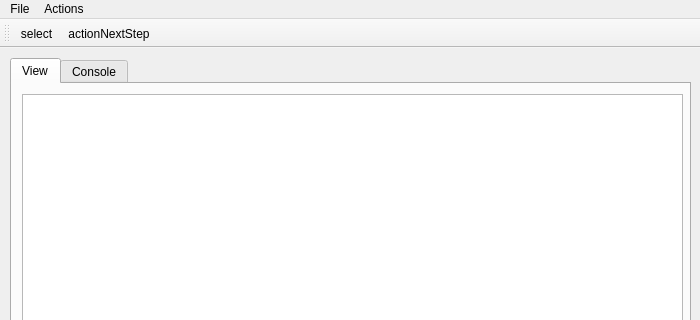
Old version of the form src/mainwindow.ui in the repository N1kla3/PaintEditor; both pictures show x 0 to 700 and y 0 to 320 of the 700 by 523 pixel window.
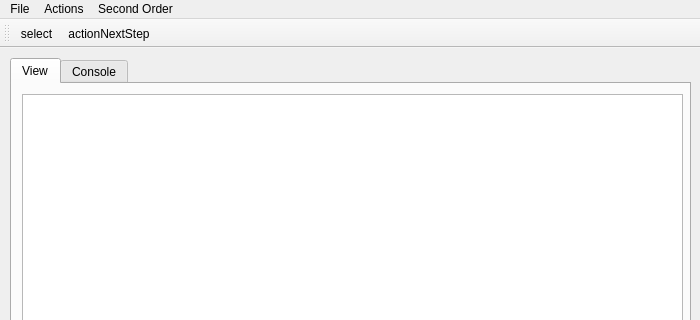
New version of the form. Icons and pictures are not drawn.

```diff
--- a/src/mainwindow.ui
+++ b/src/mainwindow.ui
@@ -110,8 +110,18 @@
     </widget>
     <addaction name="menuLineMode"/>
    </widget>
+   <widget class="QMenu" name="menuSecond_Order">
+    <property name="title">
+     <string>Second Order</string>
+    </property>
+    <addaction name="actionCircle"/>
+    <addaction name="actionEllipse"/>
+    <addaction name="actionHyperbola"/>
+    <addaction name="actionParabola"/>
+   </widget>
    <addaction name="menuFile"/>
    <addaction name="menuActions"/>
+   <addaction name="menuSecond_Order"/>
   </widget>
   <widget class="QToolBar" name="toolBar">
    <property name="windowTitle">
```
Left out of the diff: 20 changed lines with no effect on the pictures.
